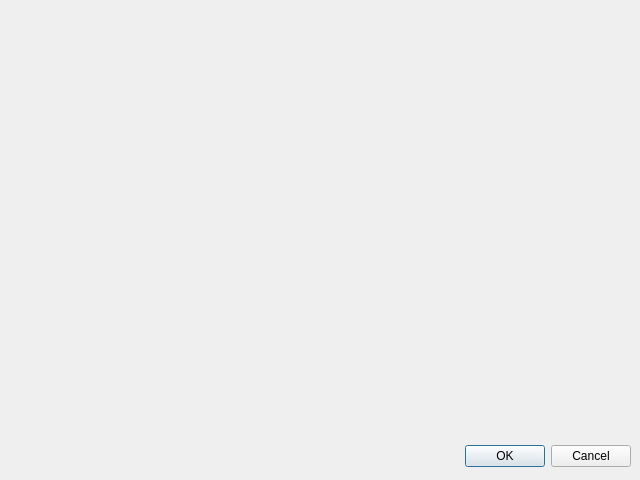
Above: editarticle.ui from falconofdoom/gui before the change. Below: the same form after it.
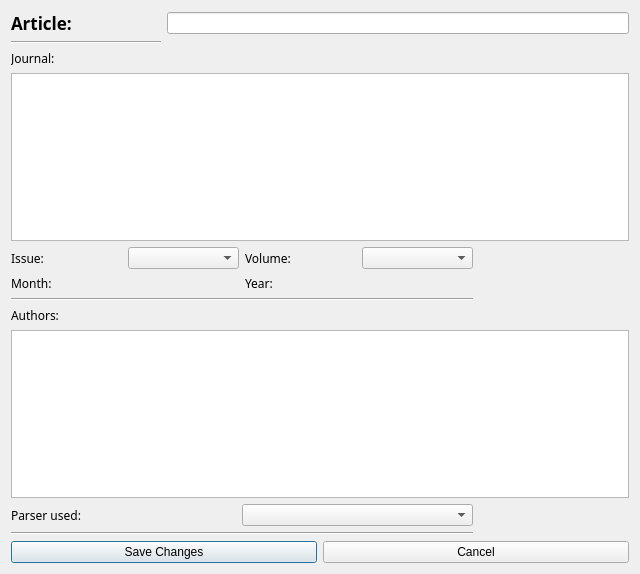
That is the form after the change.

Diff of the .ui file:
```diff
--- a/editarticle.ui
+++ b/editarticle.ui
@@ -6,28 +6,216 @@
     <x>0</x>
     <y>0</y>
     <width>640</width>
-    <height>480</height>
+    <height>574</height>
    </rect>
   </property>
   <property name="windowTitle">
    <string>Dialog</string>
   </property>
-  <widget name="buttonBox" class="QDialogButtonBox">
-   <property name="geometry">
-    <rect>
-     <x>10</x>
-     <y>440</y>
-     <width>621</width>
-     <height>32</height>
-    </rect>
-   </property>
-   <property name="orientation">
-    <enum>Qt::Horizontal</enum>
-   </property>
-   <property name="standardButtons">
-    <set>QDialogButtonBox::Cancel|QDialogButtonBox::Ok</set>
-   </property>
-  </widget>
+  <layout class="QGridLayout" name="gridLayout">
+   <item row="2" column="0">
+    <widget class="QPushButton" name="pushButton">
+     <property name="text">
+      <string>Save Changes</string>
+     </property>
+    </widget>
+   </item>
+   <item row="2" column="1">
+    <widget class="QPushButton" name="pushButton_2">
+     <property name="text">
+      <string>Cancel</string>
+     </property>
+    </widget>
+   </item>
+   <item row="1" column="0" colspan="2">
+    <layout class="QGridLayout" name="gridLayout_2">
+     <item row="1" column="0">
+      <widget class="Line" name="line">
+       <property name="minimumSize">
+        <size>
+         <width>0</width>
+         <height>0</height>
+        </size>
+       </property>
+       <property name="font">
+        <font>
+         <family>Trebuchet MS</family>
+        </font>
+       </property>
+       <property name="orientation">
+        <enum>Qt::Horizontal</enum>
+       </property>
+      </widget>
+     </item>
+     <item row="0" column="1" colspan="3">
+      <widget class="QLineEdit" name="lineEdit"/>
+     </item>
+     <item row="8" column="0" colspan="3">
+      <layout class="QHBoxLayout" name="horizontalLayout_2">
+       <item>
+        <widget class="QLabel" name="issueLabel">
+         <property name="font">
+          <font>
+           <family>Trebuchet MS</family>
+          </font>
+         </property>
+         <property name="text">
+          <string>Issue: </string>
+         </property>
+        </widget>
+       </item>
+       <item>
+        <widget class="QComboBox" name="comboBox"/>
+       </item>
+       <item>
+        <widget class="QLabel" name="volumeLabel">
+         <property name="font">
+          <font>
+           <family>Trebuchet MS</family>
+          </font>
+         </property>
+         <property name="text">
+          <string>Volume: </string>
+         </property>
+        </widget>
+       </item>
+       <item>
+        <widget class="QComboBox" name="comboBox_2"/>
+       </item>
+      </layout>
+     </item>
+     <item row="9" column="0" colspan="3">
+      <layout class="QHBoxLayout" name="horizontalLayout">
+       <item>
+        <widget class="QLabel" name="monthLabel">
+         <property name="font">
+          <font>
+           <family>Trebuchet MS</family>
+          </font>
+         </property>
+         <property name="text">
+          <string>Month:</string>
+         </property>
+        </widget>
+       </item>
+       <item>
+        <widget class="QLabel" name="yearLabel">
+         <property name="font">
+          <font>
+           <family>Trebuchet MS</family>
+          </font>
+         </property>
+         <property name="text">
+          <string>Year:</string>
+         </property>
+        </widget>
+       </item>
+      </layout>
+     </item>
+     <item row="16" column="0" colspan="3">
+      <widget class="Line" name="line_3">
+       <property name="font">
+        <font>
+         <family>Trebuchet MS</family>
+        </font>
+       </property>
+       <property name="orientation">
+        <enum>Qt::Horizontal</enum>
+       </property>
+      </widget>
+     </item>
+     <item row="2" column="0">
+      <widget class="QLabel" name="journalLabel">
+       <property name="font">
+        <font>
+         <family>Trebuchet MS</family>
+        </font>
+       </property>
+       <property name="text">
+        <string>Journal:</string>
+       </property>
+      </widget>
+     </item>
+     <item row="10" column="0" colspan="3">
+      <widget class="Line" name="line_2">
+       <property name="font">
+        <font>
+         <family>Trebuchet MS</family>
+        </font>
+       </property>
+       <property name="orientation">
+        <enum>Qt::Horizontal</enum>
+       </property>
+      </widget>
+     </item>
+     <item row="0" column="0">
+      <widget class="QLabel" name="articleLabel">
+       <property name="font">
+        <font>
+         <family>Trebuchet MS</family>
+         <pointsize>13</pointsize>
+         <weight>75</weight>
+         <bold>true</bold>
+        </font>
+       </property>
+       <property name="text">
+        <string>Article:</string>
+       </property>
+      </widget>
+     </item>
+     <item row="11" column="0">
+      <widget class="QLabel" name="label">
+       <property name="font">
+        <font>
+         <family>Trebuchet MS</family>
+        </font>
+       </property>
+       <property name="text">
+        <string>Authors:</string>
+       </property>
+      </widget>
+     </item>
+     <item row="14" column="0" colspan="3">
+      <layout class="QHBoxLayout" name="horizontalLayout_6">
+       <property name="spacing">
+        <number>0</number>
+       </property>
+       <property name="sizeConstraint">
+        <enum>QLayout::SetDefaultConstraint</enum>
+       </property>
+       <item alignment="Qt::AlignLeft">
+        <widget class="QLabel" name="parserLabel">
+         <property name="font">
+          <font>
+           <family>Trebuchet MS</family>
+          </font>
+         </property>
+         <property name="text">
+          <string>Parser used: </string>
+         </property>
+        </widget>
+       </item>
+       <item>
+        <widget class="QComboBox" name="comboBox_3"/>
+       </item>
+      </layout>
+     </item>
+     <item row="13" column="0" colspan="4">
+      <widget class="QTableView" name="tableView">
+       <attribute name="horizontalHeaderCascadingSectionResizes">
+        <bool>false</bool>
+       </attribute>
+       <attribute name="horizontalHeaderStretchLastSection">
+        <bool>false</bool>
+       </attribute>
+      </widget>
+     </item>
+     <item row="4" column="0" colspan="4">
+      <widget class="QTableView" name="tableView_2"/>
+     </item>
+    </layout>
+   </item>
+  </layout>
  </widget>
  <resources/>
  <connections>
```
Left out of the diff: 27 changed lines with no effect on the pictures.
